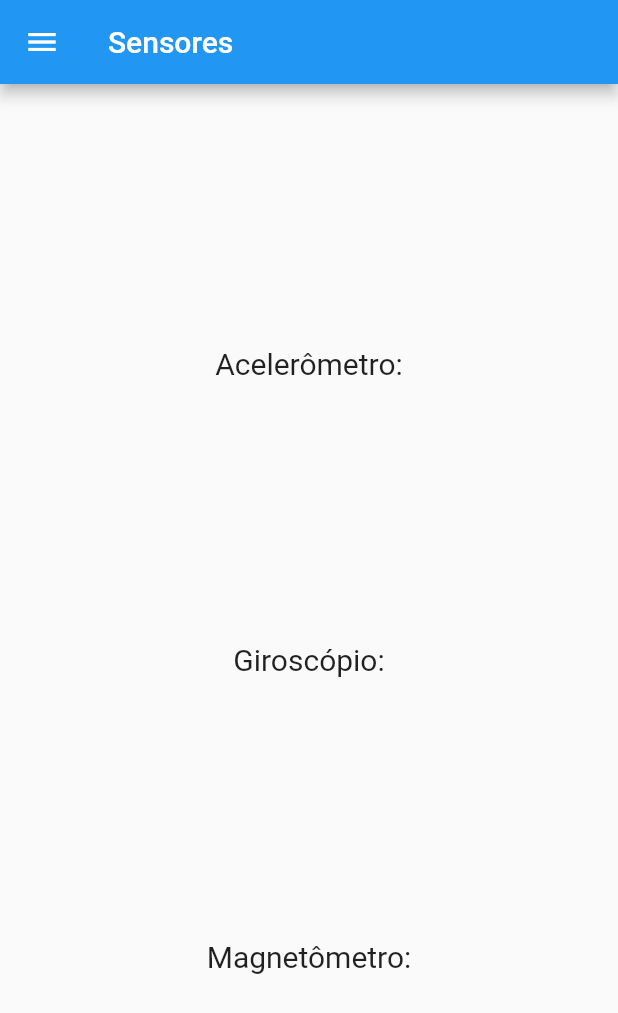
After one commit to treinaweb/treinaweb-flutter-Recursos-de-Hardware, a Flutter app: the SensoresView screen opened directly, on a phone screen of 412 x 824 dp. The commit adds this screen. Shown: the top 1013 px of the screen. Run offline on Flutter 3.47's test engine with Material 2 defaults, Android fonts, the phone set to English and light mode, and no system bars; our stand-ins replace geolocator, image_picker, local_auth.

Commit message:
criando template dos sensores

```diff
--- a/lib/components/drawer.dart
+++ b/lib/components/drawer.dart
@@ -2,6 +2,7 @@ import 'package:flutter/material.dart';
 import 'package:hardware/camera/view.dart';
 import 'package:hardware/face_touch_id/view.dart';
 import 'package:hardware/geolocalizacao/view.dart';
+import 'package:hardware/sensores/view.dart';
 
 class CustomDrawer extends StatelessWidget {
   const CustomDrawer({Key? key}) : super(key: key);
@@ -34,6 +35,14 @@ class CustomDrawer extends StatelessWidget {
               ));
             },
             child: const Text('Touch Face ID'),
+          ),
+          TextButton(
+            onPressed: () {
+              Navigator.of(context).pushReplacement(MaterialPageRoute(
+                builder: (ctx) => const SensoresView(),
+              ));
+            },
+            child: const Text('Sensores'),
           )
         ],
       ),
--- /dev/null
+++ b/lib/sensores/view.dart
@@ -0,0 +1,41 @@
+import 'package:flutter/material.dart';
+import 'package:hardware/components/drawer.dart';
+
+class SensoresView extends StatefulWidget {
+  const SensoresView({Key? key}) : super(key: key);
+
+  @override
+  State<SensoresView> createState() => _SensoresViewState();
+}
+
+class _SensoresViewState extends State<SensoresView> {
+  @override
+  Widget build(BuildContext context) {
+    return Scaffold(
+      appBar: AppBar(
+        title: const Text('Sensores'),
+      ),
+      drawer: const CustomDrawer(),
+      body: Container(
+        alignment: AlignmentDirectional.center,
+        child: Column(
+          mainAxisAlignment: MainAxisAlignment.spaceEvenly,
+          children: const [
+            Text(
+              "Acelerômetro:",
+              style: TextStyle(fontSize: 20),
+            ),
+            Text(
+              "Giroscópio:",
+              style: TextStyle(fontSize: 20),
+            ),
+            Text(
+              "Magnetômetro:",
+              style: TextStyle(fontSize: 20),
+            )
+          ],
+        ),
+      ),
+    );
+  }
+}
--- a/pubspec.yaml
+++ b/pubspec.yaml
@@ -37,6 +37,7 @@ dependencies:
   geolocator: ^8.2.1
   image_picker: ^0.8.5+2
   local_auth: ^2.0.2
+  sensors_plus: ^1.3.1
 
 dev_dependencies:
   flutter_test:
```
Also changed, not shown: lib/sensores/controller.dart (added), pubspec.lock.
